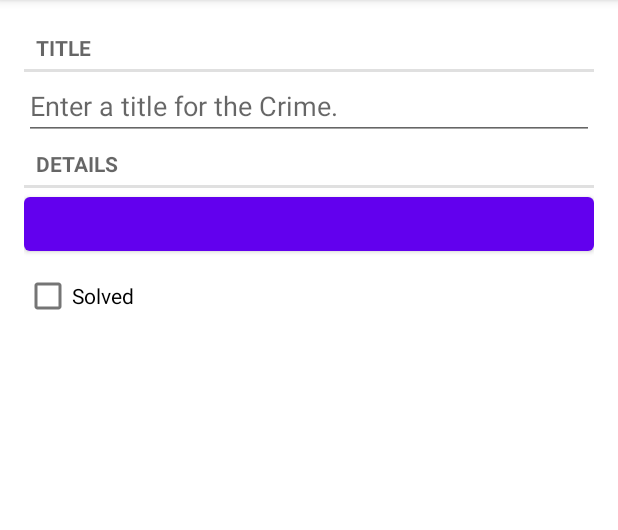
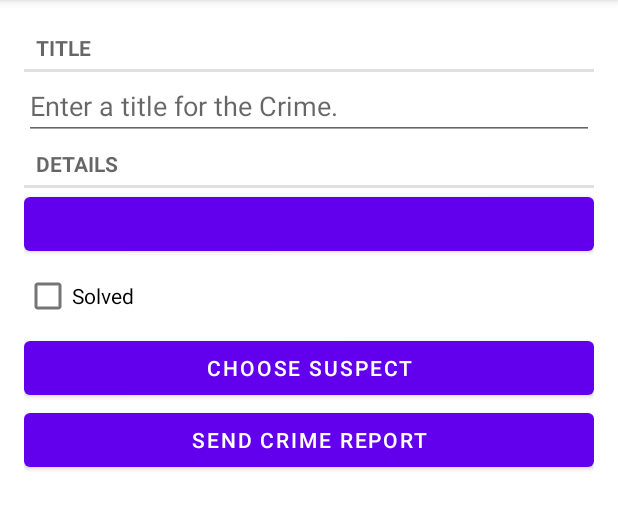
Before and after one commit to kaluogh/MyAndroidStudy, an Android app: the fragment CrimeFragment placed in its activity, on a phone screen of 412 x 824 dp, the part 84-614 px from its top. Run offline under Robolectric (Android 15) with nearby library versions, the phone set to English and light mode, and no system bars; our stand-ins replace Room's generated code; 5 statements that could not run were skipped.

Commit message:
update c15

```diff
--- a/CriminalIntent/app/src/main/java/com/bignerdranch/android/criminalintent/Crime.kt
+++ b/CriminalIntent/app/src/main/java/com/bignerdranch/android/criminalintent/Crime.kt
@@ -9,5 +9,6 @@ data class Crime(
     @PrimaryKey var id: UUID = UUID.randomUUID(),
     var title: String = "",
     var date: Date = Date(),
-    var isSolved: Boolean = false
+    var isSolved: Boolean = false,
+    var suspect: String = "",
 )
--- a/CriminalIntent/app/src/main/java/com/bignerdranch/android/criminalintent/CrimeListFragment.kt
+++ b/CriminalIntent/app/src/main/java/com/bignerdranch/android/criminalintent/CrimeListFragment.kt
@@ -23,7 +23,7 @@ class CrimeListFragment : Fragment() {
         fun newInstance() = CrimeListFragment()
     }
 
-    private lateinit var crimeViewModel: CrimeListViewModel
+    private lateinit var crimeListViewModel: CrimeListViewModel
     private lateinit var crimeListView: RecyclerView
     private var crimeAdapter:CrimeAdapter? = CrimeAdapter(emptyList())
     private var callbacks: Callbacks? = null
@@ -36,6 +36,19 @@ class CrimeListFragment : Fragment() {
     override fun onCreateOptionsMenu(menu: Menu, inflater: MenuInflater) {
         super.onCreateOptionsMenu(menu, inflater)
         inflater.inflate(R.menu.fragment_crime_list, menu)
+    }
+
+    override fun onOptionsItemSelected(item: MenuItem): Boolean {
+//        return super.onOptionsItemSelected(item)
+        return when (item.itemId) {
+            R.id.new_crime -> {
+                val crime = Crime()
+                crimeListViewModel.addCrime(crime)
+                callbacks?.onCrimeSelected(crime.id)
+                true
+            }
+            else -> return super.onOptionsItemSelected(item)
+        }
     }
 
     override fun onCreateView(
@@ -51,8 +64,8 @@ class CrimeListFragment : Fragment() {
 
     override fun onViewCreated(view: View, savedInstanceState: Bundle?) {
         super.onViewCreated(view, savedInstanceState)
-        crimeViewModel = ViewModelProvider(this).get(CrimeListViewModel::class.java)
-        crimeViewModel.crimeListLiveData.observe(
+        crimeListViewModel = ViewModelProvider(this).get(CrimeListViewModel::class.java)
+        crimeListViewModel.crimeListLiveData.observe(
             viewLifecycleOwner,
             { crimes ->
                 crimes?.let {
@@ -74,7 +87,7 @@ class CrimeListFragment : Fragment() {
     }
 
     private fun updateUI(crimes: List<Crime>) {
-//        val crimes:List<Crime> = crimeViewModel.crimes
+//        val crimes:List<Crime> = crimeListViewModel.crimes
         crimeAdapter = CrimeAdapter(crimes)
         crimeListView.adapter = crimeAdapter
     }
--- a/CriminalIntent/app/src/main/java/com/bignerdranch/android/criminalintent/CrimeListViewModel.kt
+++ b/CriminalIntent/app/src/main/java/com/bignerdranch/android/criminalintent/CrimeListViewModel.kt
@@ -17,4 +17,8 @@ class CrimeListViewModel : ViewModel() {
 //        }
         crimeListLiveData = CrimeRepository.get().getCrimes()
     }
+
+    fun addCrime(crime: Crime){
+        CrimeRepository.get().addCrime(crime)
+    }
 }
--- a/CriminalIntent/app/src/main/java/com/bignerdranch/android/criminalintent/CrimeRepository.kt
+++ b/CriminalIntent/app/src/main/java/com/bignerdranch/android/criminalintent/CrimeRepository.kt
@@ -4,6 +4,7 @@ import android.content.Context
 import androidx.lifecycle.LiveData
 import androidx.room.Room
 import com.bignerdranch.android.criminalintent.database.CrimeDataBase
+import com.bignerdranch.android.criminalintent.database.migration_1_2
 import java.lang.IllegalStateException
 import java.util.*
 import java.util.concurrent.Executors
@@ -29,7 +30,9 @@ class CrimeRepository private constructor(context: Context){
         context.applicationContext,
         CrimeDataBase::class.java,
         DATABASE_NAME,
-    ).build()
+//    ).build()
+    ).addMigrations(migration_1_2)
+        .build()
 
     private val crimeDao = database.crimeDao()
     private val executor = Executors.newSingleThreadExecutor()
--- /dev/null
+++ b/CriminalIntent/app/src/main/res/drawable-anydpi/ic_menu_add.xml
@@ -0,0 +1,11 @@
+<vector xmlns:android="http://schemas.android.com/apk/res/android"
+    android:width="24dp"
+    android:height="24dp"
+    android:viewportWidth="24"
+    android:viewportHeight="24"
+    android:tint="#FFFFFF"
+    android:alpha="0.8">
+  <path
+      android:fillColor="@android:color/white"
+      android:pathData="M19,13h-6v6h-2v-6H5v-2h6V5h2v6h6v2z"/>
+</vector>
--- a/CriminalIntent/app/src/main/res/layout/crime_fragment.xml
+++ b/CriminalIntent/app/src/main/res/layout/crime_fragment.xml
@@ -40,5 +40,17 @@
         android:layout_height="wrap_content"
         android:text="@string/crime_solved_label"
         />
+    <Button
+        android:id="@+id/crime_suspect_text"
+        android:layout_width="match_parent"
+        android:layout_height="wrap_content"
+        android:text="@string/crime_suspect_text"
+        />
+    <Button
+        android:id="@+id/crime_report_text"
+        android:layout_width="match_parent"
+        android:layout_height="wrap_content"
+        android:text="@string/crime_report_text"
+        />
 
 </LinearLayout>
--- a/CriminalIntent/app/src/main/res/menu/fragment_crime_list.xml
+++ b/CriminalIntent/app/src/main/res/menu/fragment_crime_list.xml
@@ -3,7 +3,7 @@
     xmlns:app="http://schemas.android.com/apk/res-auto">
     <item
         android:id="@+id/new_crime"
-        android:icon="@android:drawable/ic_menu_add"
+        android:icon="@drawable/ic_menu_add"
         android:title="@string/new_crime"
         app:showAsAction="ifRoom|withText"
         />
--- a/CriminalIntent/app/src/main/res/values/strings.xml
+++ b/CriminalIntent/app/src/main/res/values/strings.xml
@@ -5,4 +5,6 @@
     <string name="crime_details_label">Details</string>
     <string name="crime_solved_label">Solved</string>
     <string name="new_crime">New Crime</string>
+    <string name="crime_suspect_text">Choose Suspect</string>
+    <string name="crime_report_text">Send Crime Report</string>
 </resources>
```
Also changed, not shown: CriminalIntent/app/src/main/java/com/bignerdranch/android/criminalintent/database/CrimeDataBase.kt (+11 -1 lines), CriminalIntent/app/src/main/res/drawable-hdpi/ic_menu_add.png (added), CriminalIntent/app/src/main/res/drawable-mdpi/ic_menu_add.png (added), CriminalIntent/app/src/main/res/drawable-xhdpi/ic_menu_add.png (added), CriminalIntent/app/src/main/res/drawable-xxhdpi/ic_menu_add.png (added).
